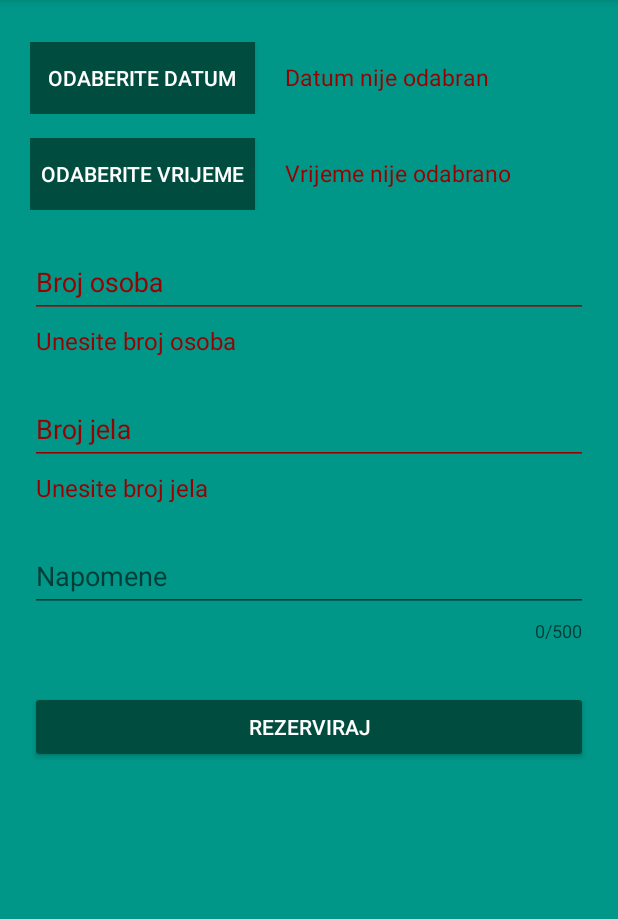
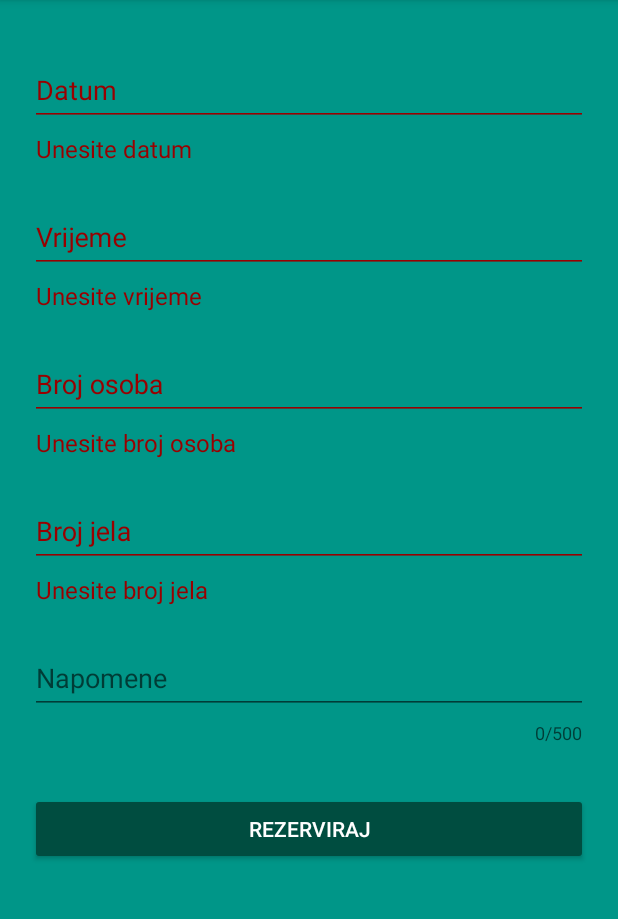
Before and after one commit to MatijaSabo/Zlatna-Rezervacija, an Android app: the CreateReservationActivity screen opened directly, with no data from a screen before it, after a tap on "REZERVIRAJ", on a phone screen of 412 x 824 dp, the part 84-1003 px from its top. Run offline under Robolectric (Android 15) with nearby library versions, the phone set to English and light mode, and no system bars; our stand-ins replace ButterKnife.

Commit message:
Izmjene dizajna rezervacije
Zadnje izmjene dizajna rezervacije, maknuti gumbovi te dodani
edittextovi

```diff
--- a/ZlatnaRezervacija/app/src/main/java/com/example/matija/zlatnarezervacija/CreateReservationActivity.java
+++ b/ZlatnaRezervacija/app/src/main/java/com/example/matija/zlatnarezervacija/CreateReservationActivity.java
@@ -16,7 +16,6 @@ import android.view.MenuItem;
 import android.view.View;
 import android.widget.DatePicker;
 import android.widget.EditText;
-import android.widget.TextView;
 import android.widget.TimePicker;
 import android.widget.Toast;
 
@@ -36,9 +35,8 @@ public class CreateReservationActivity extends AppCompatActivity implements Data
     String name_intent, id_intent;
     String napomene;
 
-    TextInputLayout broj_osoba_label, broj_jela_label;
-    EditText broj_osoba_input, broj_jela_input, napomene_input;
-    TextView datum_input, vrijeme_input;
+    TextInputLayout broj_osoba_label, broj_jela_label, datum_label, vrijeme_label;
+    EditText broj_osoba_input, broj_jela_input, napomene_input, datum_input, vrijeme_input;
 
     private Calendar calendar;
     private Integer system_day, system_month, system_year;
@@ -58,11 +56,13 @@ public class CreateReservationActivity extends AppCompatActivity implements Data
 
         broj_osoba_label = (TextInputLayout) findViewById(R.id.textinputlayout_persons);
         broj_jela_label = (TextInputLayout) findViewById(R.id.textinputlayout_meals);
+        datum_label = (TextInputLayout) findViewById(R.id.textinputlayout_date);
+        vrijeme_label = (TextInputLayout) findViewById(R.id.textinputlayout_time);
 
         broj_osoba_input = (EditText) findViewById(R.id.input_number_of_persons);
         broj_jela_input = (EditText) findViewById(R.id.input_number_of_meals);
-        datum_input = (TextView) findViewById(R.id.input_date);
-        vrijeme_input = (TextView) findViewById(R.id.input_time);
+        datum_input = (EditText) findViewById(R.id.input_date);
+        vrijeme_input = (EditText) findViewById(R.id.input_time);
         napomene_input = (EditText) findViewById(R.id.input_remark);
 
         calendar = Calendar.getInstance();
@@ -115,6 +115,7 @@ public class CreateReservationActivity extends AppCompatActivity implements Data
                 (datum_input.getText().toString().equals("Datum nije odabran")) &&
                 (vrijeme_input.getText().toString().equals("Vrijeme nije odabrano")) &&
                 (napomene_input.length() < 1)){
+
             finish();
         } else {
             final AlertDialog.Builder builder = new AlertDialog.Builder(CreateReservationActivity.this);
@@ -169,19 +170,21 @@ public class CreateReservationActivity extends AppCompatActivity implements Data
             broj_jela_validator = true;
         }
 
-        if(datum_input.getText().toString().equals("Datum nije odabran")){
-            datum_input.setTextColor(getResources().getColor(R.color.errorColor));
-            datum_input.setText("Datum nije odabran");
+        if(datum_input.length() < 1){
+            datum_label.setErrorEnabled(true);
+            datum_label.setError("Unesite datum");
             datum_validator = false;
         } else {
+            datum_label.setErrorEnabled(false);
             datum_validator = true;
         }
 
-        if(vrijeme_input.getText().toString().equals("Vrijeme nije odabrano")){
-            vrijeme_input.setTextColor(getResources().getColor(R.color.errorColor));
-            vrijeme_input.setText("Vrijeme nije odabrano");
+        if(vrijeme_input.length() < 1){
+            vrijeme_label.setErrorEnabled(true);
+            vrijeme_label.setError("Unesite vrijeme");
             vrijeme_validator = false;
         } else{
+            vrijeme_label.setErrorEnabled(false);
             vrijeme_validator = true;
         }
 
@@ -193,8 +196,6 @@ public class CreateReservationActivity extends AppCompatActivity implements Data
 
         if(broj_osoba_validator && broj_jela_validator && datum_validator && vrijeme_validator && napomena_validator){
             createReservation();
-        } else{
-            Toast.makeText(this, "Forma nije prošla validaciju", Toast.LENGTH_SHORT).show();
         }
     }
 
@@ -238,12 +239,12 @@ public class CreateReservationActivity extends AppCompatActivity implements Data
         }
     }
 
-    @OnClick(R.id.input_date_button)
+    @OnClick(R.id.input_date)
     public void Date_Click(View view){
         showDialog(999);
     }
 
-    @OnClick(R.id.input_time_button)
+    @OnClick(R.id.input_time)
     public void Time_Click(View view){
         showDialog(998);
     }
--- a/ZlatnaRezervacija/app/src/main/res/layout/activity_create_reservation.xml
+++ b/ZlatnaRezervacija/app/src/main/res/layout/activity_create_reservation.xml
@@ -19,56 +19,43 @@
         android:focusable="true"
         android:focusableInTouchMode="true">
 
-        <LinearLayout
+        <!-- Datum input -->
+        <android.support.design.widget.TextInputLayout
             android:layout_width="match_parent"
             android:layout_height="wrap_content"
+            android:layout_marginTop="8dp"
             android:layout_marginBottom="8dp"
-            android:layout_marginTop="8dp"
-            android:orientation="horizontal">
+            android:id="@+id/textinputlayout_date"
+            app:errorTextAppearance="@style/error_appearance">
+            <EditText android:id="@+id/input_date"
+                android:layout_width="match_parent"
+                android:layout_height="wrap_content"
+                android:fontFamily="sans-serif"
+                android:clickable="true"
+                android:inputType="none"
+                android:focusableInTouchMode="false"
+                android:hint="@string/datum"
+                android:textColor="@color/btnColor" />
+        </android.support.design.widget.TextInputLayout>
 
-            <Button
-                android:layout_width="150dp"
-                android:layout_height="wrap_content"
-                android:text="Odaberite datum"
-                android:id="@+id/input_date_button"
-                android:background="@color/btnColor"
-                android:textColor="@color/btnColorText"/>
-
-            <TextView
-                android:layout_width="wrap_content"
-                android:layout_height="wrap_content"
-                android:text="Datum nije odabran"
-                android:freezesText="true"
-                android:id="@+id/input_date"
-                android:textSize="15sp"
-                android:paddingLeft="20dp"/>
-
-        </LinearLayout>
-
-        <LinearLayout
+        <!-- Vrijeme input -->
+        <android.support.design.widget.TextInputLayout
             android:layout_width="match_parent"
             android:layout_height="wrap_content"
+            android:layout_marginTop="8dp"
             android:layout_marginBottom="8dp"
-            android:layout_marginTop="8dp"
-            android:orientation="horizontal">
-
-            <Button
-                android:layout_width="150dp"
+            android:id="@+id/textinputlayout_time"
+            app:errorTextAppearance="@style/error_appearance">
+            <EditText android:id="@+id/input_time"
+                android:layout_width="match_parent"
                 android:layout_height="wrap_content"
-                android:text="Odaberite vrijeme"
-                android:id="@+id/input_time_button"
-                android:background="@color/btnColor"
-                android:textColor="@color/btnColorText"/>
-            <TextView
-                android:layout_width="wrap_content"
-                android:layout_height="wrap_content"
-                android:text="Vrijeme nije odabrano"
-                android:freezesText="true"
-                android:id="@+id/input_time"
-                android:textSize="15sp"
-                android:paddingLeft="20dp"/>
-
-        </LinearLayout>
+                android:fontFamily="sans-serif"
+                android:clickable="true"
+                android:inputType="none"
+                android:focusableInTouchMode="false"
+                android:hint="@string/vrijeme"
+                android:textColor="@color/btnColor" />
+        </android.support.design.widget.TextInputLayout>
 
         <!-- Broj osoba label -->
         <android.support.design.widget.TextInputLayout
```
